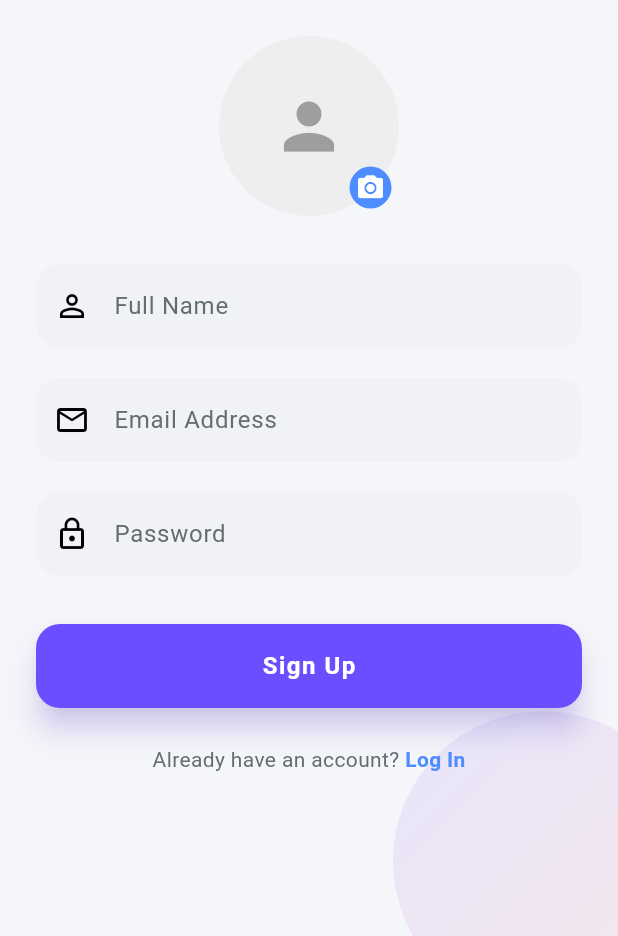
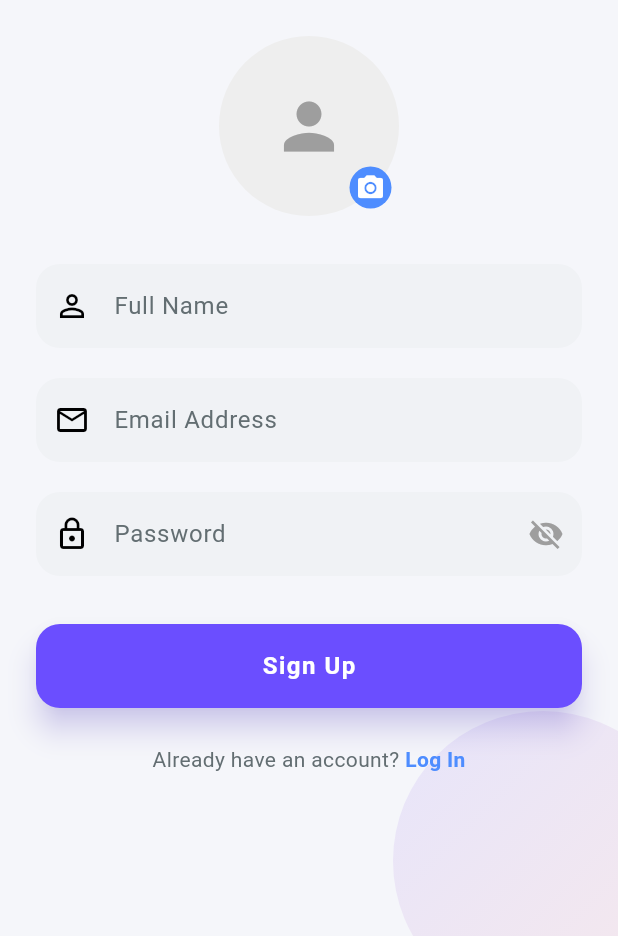
Before and after one commit to raees-reapmind/texty, a Flutter app: the screen it shows after launch, after a tap on "Sign Up", on a phone screen of 412 x 824 dp, the part 300-1236 px from its top. Run offline on Flutter 3.47's test engine with Material 3 defaults, Android fonts, the phone set to English and light mode, and no system bars; our stand-ins replace cloud_firestore, equatable, firebase_auth, firebase_core, firebase_storage, flutter_bloc and 3 more; accounts and stored records are empty.

Commit message:
feat: implement user login and signup screens with authentication logic and a custom password field.

```diff
--- a/lib/views/screens/login_screen.dart
+++ b/lib/views/screens/login_screen.dart
@@ -4,6 +4,7 @@ import 'package:go_router/go_router.dart';
 import 'package:texty/blocs/auth/auth_states.dart';
 import 'package:texty/core/theme/app_colors.dart';
 import 'package:texty/views/widgets/common_background.dart';
+import 'package:texty/views/widgets/custom_password_field.dart';
 import '../../blocs/auth/auth_bloc.dart';
 import '../../blocs/auth/auth_event.dart';
 import 'signup_screen.dart';
@@ -87,13 +88,9 @@ class LoginScreen extends StatelessWidget {
                     const SizedBox(height: 20),
 
                     // Password Field
-                    TextFormField(
+                    CustomPasswordField(
                       controller: passwordController,
-                      obscureText: true,
-                      decoration: const InputDecoration(
-                        labelText: "Password",
-                        prefixIcon: Icon(Icons.lock_outline),
-                      ),
+                      labelText: "Password",
                       validator: (value) {
                         if (value == null || value.isEmpty) {
                           return "Password required";
--- a/lib/views/screens/signup_screen.dart
+++ b/lib/views/screens/signup_screen.dart
@@ -9,6 +9,7 @@ import 'package:texty/blocs/auth/auth_event.dart';
 import 'package:texty/blocs/auth/auth_states.dart';
 import 'package:texty/core/theme/app_colors.dart';
 import 'package:texty/views/widgets/common_background.dart';
+import 'package:texty/views/widgets/custom_password_field.dart';
 
 class SignupScreen extends StatefulWidget {
   SignupScreen({Key? key}) : super(key: key);
@@ -171,13 +172,9 @@ class _SignupScreenState extends State<SignupScreen> {
                     const SizedBox(height: 20),
 
                     // Password Field
-                    TextFormField(
+                    CustomPasswordField(
                       controller: passwordController,
-                      obscureText: true,
-                      decoration: const InputDecoration(
-                        labelText: "Password",
-                        prefixIcon: Icon(Icons.lock_outline),
-                      ),
+                      labelText: "Password",
                       validator: (value) {
                         if (value == null || value.isEmpty) {
                           return "Password required";
--- /dev/null
+++ b/lib/views/widgets/custom_password_field.dart
@@ -0,0 +1,48 @@
+import 'package:flutter/material.dart';
+
+class CustomPasswordField extends StatefulWidget {
+  final TextEditingController controller;
+  final String labelText;
+  final String? Function(String?)? validator;
+  final TextInputAction? textInputAction;
+
+  const CustomPasswordField({
+    super.key,
+    required this.controller,
+    required this.labelText,
+    this.validator,
+    this.textInputAction,
+  });
+
+  @override
+  State<CustomPasswordField> createState() => _CustomPasswordFieldState();
+}
+
+class _CustomPasswordFieldState extends State<CustomPasswordField> {
+  bool _obscureText = true;
+
+  @override
+  Widget build(BuildContext context) {
+    return TextFormField(
+      controller: widget.controller,
+      obscureText: _obscureText,
+      textInputAction: widget.textInputAction,
+      decoration: InputDecoration(
+        labelText: widget.labelText,
+        prefixIcon: const Icon(Icons.lock_outline),
+        suffixIcon: IconButton(
+          icon: Icon(
+            _obscureText ? Icons.visibility_off : Icons.visibility,
+            color: Colors.grey,
+          ),
+          onPressed: () {
+            setState(() {
+              _obscureText = !_obscureText;
+            });
+          },
+        ),
+      ),
+      validator: widget.validator,
+    );
+  }
+}
```
